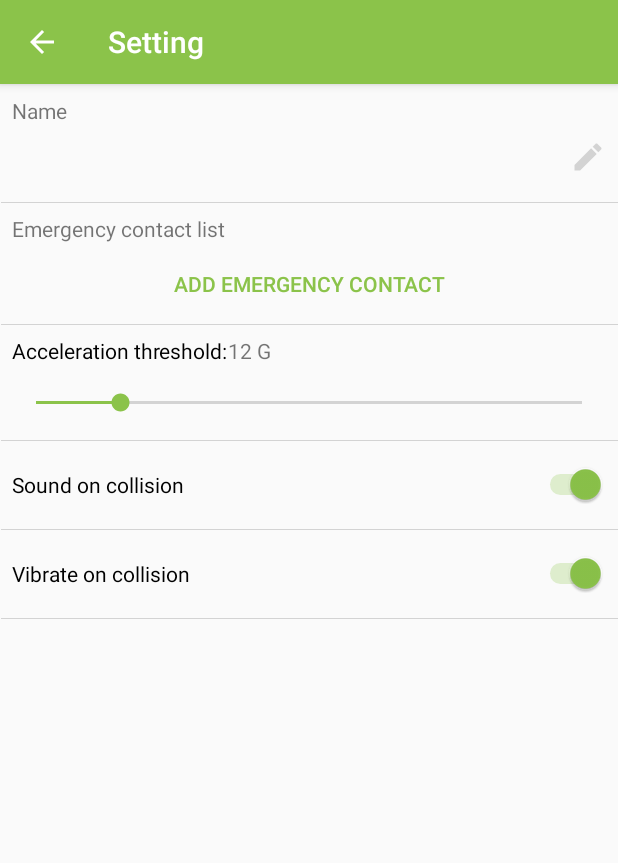
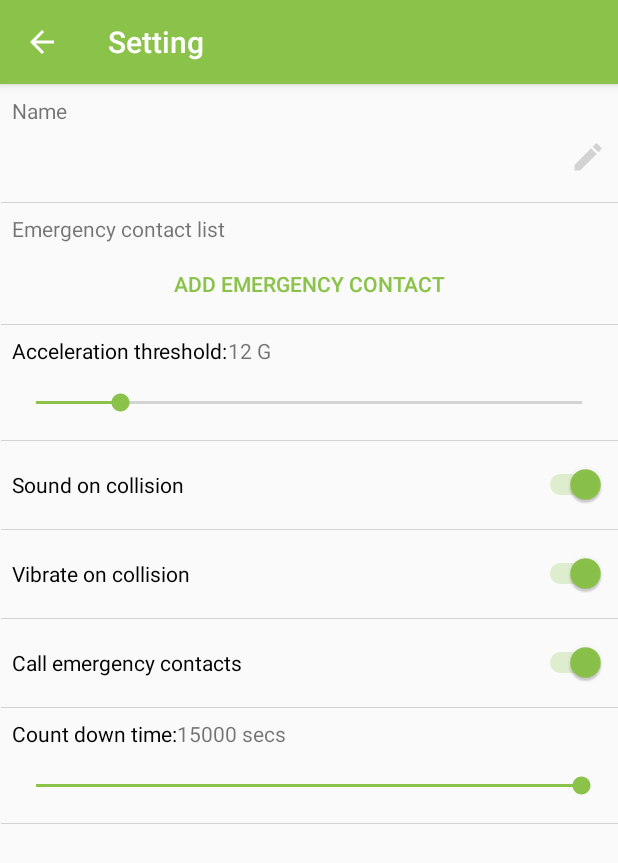
Before and after one commit to imrankhanissm/BikerSafe, an Android app: the SettingActivity screen opened directly, with no data from a screen before it, on a phone screen of 412 x 824 dp. Shown: the top 863 px of the screen. Run offline under Robolectric (Android 15) with nearby library versions, the phone set to English and light mode, and no system bars.

Commit message:
countdown setting added

```diff
--- a/app/src/main/AndroidManifest.xml
+++ b/app/src/main/AndroidManifest.xml
@@ -14,6 +14,7 @@
     <uses-permission android:name="android.permission.FOREGROUND_SERVICE" />
     <uses-permission android:name="android.permission.READ_CONTACTS"/>
     <uses-permission android:name="android.permission.VIBRATE"/>
+    <uses-permission android:name="android.permission.CALL_PHONE"/>
 
     <uses-feature
         android:name="hardware.sensor.accelerometer"
--- a/app/src/main/java/com/example/bikeapp/Constants.kt
+++ b/app/src/main/java/com/example/bikeapp/Constants.kt
@@ -12,8 +12,11 @@ object Constants {
         const val accelerationThresholdDefault = 12F
         const val gyroscopeThreshold = "gyroscopeThreshold"
         const val gyroscopeThresholdDefault = 12F
+        const val countDownTime = "countDownTime"
+        const val countDownTimeDefault = 15000
         const val sound = "sound"
         const val vibrate = "vibrate"
+        const val call = "call"
     }
 
     object NotificationChannels {
--- a/app/src/main/java/com/example/bikeapp/activities/RegisterActivity.kt
+++ b/app/src/main/java/com/example/bikeapp/activities/RegisterActivity.kt
@@ -71,8 +71,10 @@ class RegisterActivity : AppCompatActivity() {
                 prefEditor.putString(User.name, usernameRegister.text.toString())
                 prefEditor.putFloat(Constants.Settings.accelerationThreshold, Constants.Settings.accelerationThresholdDefault)
                 prefEditor.putFloat(Constants.Settings.gyroscopeThreshold, Constants.Settings.gyroscopeThresholdDefault)
+                prefEditor.putInt(Constants.Settings.countDownTime, Constants.Settings.countDownTimeDefault)
                 prefEditor.putBoolean(Constants.Settings.sound, true)
                 prefEditor.putBoolean(Constants.Settings.vibrate, true)
+                prefEditor.putBoolean(Constants.Settings.call, false)
 
 
                 for(i in 0 until emergencyContactListRegister.childCount){
--- a/app/src/main/java/com/example/bikeapp/activities/SettingActivity.kt
+++ b/app/src/main/java/com/example/bikeapp/activities/SettingActivity.kt
@@ -109,6 +109,8 @@ class SettingActivity : AppCompatActivity() {
 
         soundSwitch.isChecked = myPrefs.getBoolean(Constants.Settings.sound, true)
         vibrateSwitch.isChecked = myPrefs.getBoolean(Constants.Settings.vibrate, true)
+        callSwitch.isChecked = myPrefs.getBoolean(Constants.Settings.call, true)
+
         soundSwitch.setOnCheckedChangeListener { _, isChecked ->
             if(isChecked){
                 myPrefs.edit().putBoolean(Constants.Settings.sound, true).apply()
@@ -124,6 +126,33 @@ class SettingActivity : AppCompatActivity() {
                 myPrefs.edit().putBoolean(Constants.Settings.vibrate, false).apply()
             }
         }
+
+        callSwitch.setOnCheckedChangeListener { _, isChecked ->
+            if(isChecked){
+                myPrefs.edit().putBoolean(Constants.Settings.call, true).apply()
+            }else{
+                myPrefs.edit().putBoolean(Constants.Settings.call, false).apply()
+            }
+        }
+
+        val countDownTime = myPrefs.getInt(Constants.Settings.countDownTime, Constants.Settings.countDownTimeDefault)
+        countDownTimeSeekBarValue.text = "$countDownTime secs"
+        countDownTimeSeekBar.progress = (countDownTime*100)/120
+        countDownTimeSeekBar.setOnSeekBarChangeListener(object: SeekBar.OnSeekBarChangeListener{
+            override fun onProgressChanged(seekBar: SeekBar?, progress: Int, fromUser: Boolean) {
+                val waitTime = (progress * 120) / 100
+                countDownTimeSeekBarValue.text = "$waitTime secs"
+            }
+
+            override fun onStartTrackingTouch(seekBar: SeekBar?) {
+            }
+
+            override fun onStopTrackingTouch(seekBar: SeekBar?) {
+                if (seekBar != null) {
+                    myPrefs.edit().putInt(Constants.Settings.countDownTime, (seekBar.progress*120)/100).apply()
+                }
+            }
+        })
     }
 
     private fun generateContactView(contact: Contact): View {
--- a/app/src/main/res/layout/activity_alert_dialog.xml
+++ b/app/src/main/res/layout/activity_alert_dialog.xml
@@ -13,7 +13,7 @@
         android:layout_height="wrap_content"
         android:layout_marginStart="16dp"
         android:layout_marginTop="8dp"
-        android:text="@string/collision_detected_sending_alert_in"
+        android:text= "@string/collision_detected_sending_alert_in"
         android:textColor="@android:color/black"
         android:textSize="16sp"
         app:layout_constraintStart_toStartOf="parent"
@@ -28,6 +28,8 @@
         android:textSize="16sp"
         android:textColor="@android:color/black"
         app:layout_constraintLeft_toRightOf="@id/messageAlertDialog"
+        app:layout_constraintRight_toRightOf="parent"
+        app:layout_constraintHorizontal_bias="0"
         app:layout_constraintTop_toTopOf="parent" />
 
     <Button
--- a/app/src/main/res/layout/activity_maps.xml
+++ b/app/src/main/res/layout/activity_maps.xml
@@ -6,9 +6,7 @@
     android:layout_height="match_parent"
     android:orientation="vertical">
 
-    <fragment xmlns:android="http://schemas.android.com/apk/res/android"
-        xmlns:map="http://schemas.android.com/apk/res-auto"
-        xmlns:tools="http://schemas.android.com/tools"
+    <fragment xmlns:map="http://schemas.android.com/apk/res-auto"
         android:id="@+id/map"
         android:name="com.google.android.gms.maps.SupportMapFragment"
         android:layout_width="match_parent"
@@ -49,6 +47,4 @@
         app:layout_constraintBottom_toBottomOf="parent"
         app:layout_constraintRight_toRightOf="parent"
         app:srcCompat="@drawable/ic_send_white_24dp" />
-
-
 </androidx.constraintlayout.widget.ConstraintLayout>
--- a/app/src/main/res/layout/activity_setting.xml
+++ b/app/src/main/res/layout/activity_setting.xml
@@ -148,4 +148,57 @@
         android:layout_marginLeft="-8dp"
         android:layout_marginRight="-8dp"/>
 
+    <Switch
+        android:layout_width="match_parent"
+        android:layout_height="wrap_content"
+        android:id="@+id/callSwitch"
+        app:layout_constraintLeft_toLeftOf="parent"
+        app:layout_constraintTop_toBottomOf="@id/vibrateSwitch"
+        android:text="@string/call_emergency_contacts"
+        android:checked="false"
+        android:paddingTop="20dp"
+        android:paddingBottom="20dp" />
+
+    <include layout="@layout/layout_list_separator"
+    app:layout_constraintTop_toBottomOf="@id/callSwitch"
+    android:layout_width="match_parent"
+    android:layout_height="wrap_content"
+    android:layout_marginLeft="-8dp"
+    android:layout_marginRight="-8dp"/>
+
+    <TextView
+        android:id="@+id/countDownTimeSeekBarSettingLabel"
+        android:layout_width="wrap_content"
+        android:layout_height="wrap_content"
+        android:text="@string/count_down_time"
+        android:textColor="@color/black"
+        app:layout_constraintTop_toBottomOf="@id/callSwitch"
+        app:layout_constraintLeft_toLeftOf="parent"
+        android:layout_marginTop="8dp"/>
+
+    <TextView
+        android:id="@+id/countDownTimeSeekBarValue"
+        android:layout_width="wrap_content"
+        android:layout_height="wrap_content"
+        app:layout_constraintLeft_toRightOf="@id/countDownTimeSeekBarSettingLabel"
+        app:layout_constraintTop_toBottomOf="@id/callSwitch"
+        android:layout_marginTop="8dp"/>
+
+    <SeekBar
+        android:id="@+id/countDownTimeSeekBar"
+        android:layout_width="match_parent"
+        android:layout_height="wrap_content"
+        app:layout_constraintTop_toBottomOf="@id/countDownTimeSeekBarSettingLabel"
+        app:layout_constraintLeft_toLeftOf="parent"
+        app:layout_constraintRight_toRightOf="parent"
+        android:paddingTop="16dp"
+        android:paddingBottom="16dp"
+        android:progress="15"/>
+
+    <include layout="@layout/layout_list_separator"
+        app:layout_constraintTop_toBottomOf="@id/countDownTimeSeekBar"
+        android:layout_width="match_parent"
+        android:layout_height="wrap_content"
+        android:layout_marginLeft="-8dp"
+        android:layout_marginRight="-8dp"/>
 </androidx.constraintlayout.widget.ConstraintLayout>
--- a/app/src/main/res/values/strings.xml
+++ b/app/src/main/res/values/strings.xml
@@ -3,17 +3,19 @@
     <string name="title_activity_maps">Map</string>
     <string name="sound_on_collision">Sound on collision</string>
     <string name="vibrate_on_collision">Vibrate on collision</string>
-    <string name="_9_8g">9.8G</string>
-    <string name="acceleration_threshold">Acceleration threshold:</string>
+    <string name="_9_8g">9.8 G</string>
+    <string name="acceleration_threshold">Acceleration threshold: </string>
     <string name="add_emergency_contact">Add emergency contact</string>
     <string name="emergency_contact_list">Emergency contact list</string>
     <string name="username">Username</string>
     <string name="name">Name</string>
-    <string name="collision_detected_sending_alert_in">Collision detected sending alert in</string>
-    <string name="_0_seconds">0 seconds</string>
+    <string name="collision_detected_sending_alert_in">Collision detected sending alert in </string>
+    <string name="_0_seconds"> 0 seconds</string>
     <string name="cancel">cancel</string>
     <string name="send_now">Send now</string>
     <string name="register">Register</string>
     <string name="contacts">Contacts</string>
     <string name="phone_number">phone number</string>
+    <string name="call_emergency_contacts">Call emergency contacts</string>
+    <string name="count_down_time">Count down time:</string>
 </resources>
```
Also changed, not shown: app/src/main/java/com/example/bikeapp/activities/AlertDialogActivity.kt (+19 -12 lines), app/src/main/java/com/example/bikeapp/activities/MapsActivity.kt (+10 -4 lines), app/src/main/java/com/example/bikeapp/services/SmsService.kt (+26 -2 lines).
